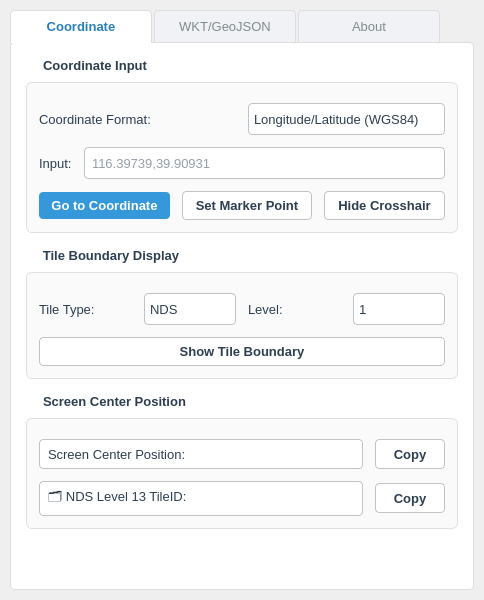
dakanggo/MxExport, file map_export_dockwidget_base.ui: the form before one commit.
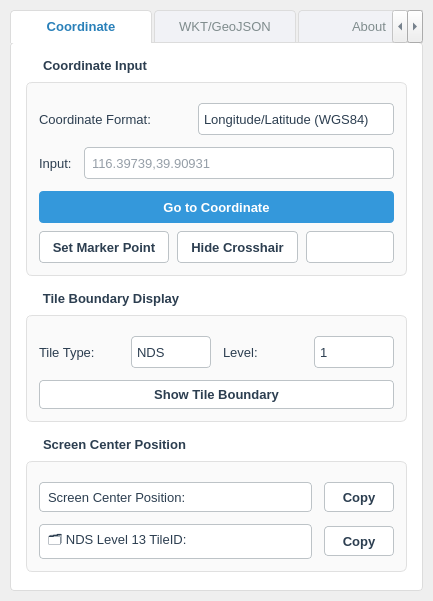
The form after the commit.

Commit message: feat: update MxExport plugin to version 2.5, adding TMS tile support, enhancing crosshair styles, and improving WKT/GeoJSON import functionality. Adjusted UI layout for better usability and ensured immediate overlay refresh on crosshair toggle.

Diff of the .ui file:
```diff
--- a/map_export_dockwidget_base.ui
+++ b/map_export_dockwidget_base.ui
@@ -13,6 +13,12 @@
   <property name="windowTitle">
    <string>MxExport</string>
   </property>
+  <property name="minimumSize">
+   <size>
+    <width>360</width>
+    <height>520</height>
+   </size>
+  </property>
   <widget class="QWidget" name="dockWidgetContents">
    <property name="styleSheet">
     <string notr="true">
@@ -236,12 +242,21 @@
             </layout>
            </item>
            <item>
-            <layout class="QHBoxLayout" name="coord_buttons_layout">
+            <layout class="QVBoxLayout" name="coord_actions_layout">
+             <property name="spacing">
+              <number>8</number>
+             </property>
              <item>
               <widget class="QPushButton" name="goto_coord_btn">
                <property name="text">
                 <string>Go to Coordinate</string>
                </property>
+               <property name="minimumSize">
+                <size>
+                 <width>0</width>
+                 <height>32</height>
+                </size>
+               </property>
                <property name="styleSheet">
                 <string notr="true">
                 QPushButton {
@@ -260,18 +275,59 @@
               </widget>
              </item>
              <item>
-              <widget class="QPushButton" name="set_point_btn">
-               <property name="text">
-                <string>Set Marker Point</string>
+              <layout class="QHBoxLayout" name="coord_buttons_layout">
+               <property name="spacing">
+                <number>8</number>
                </property>
-              </widget>
-             </item>
-             <item>
-              <widget class="QPushButton" name="show_crosshair_btn">
-               <property name="text">
-                <string>Hide Crosshair</string>
-               </property>
-              </widget>
+               <item>
+                <widget class="QPushButton" name="set_point_btn">
+                 <property name="text">
+                  <string>Set Marker Point</string>
+                 </property>
+                 <property name="minimumSize">
+                  <size>
+                   <width>0</width>
+                   <height>32</height>
+                  </size>
+                 </property>
+                </widget>
+               </item>
+               <item>
+                <widget class="QPushButton" name="show_crosshair_btn">
+                 <property name="text">
+                  <string>Hide Crosshair</string>
+                 </property>
+                 <property name="minimumSize">
+                  <size>
+                   <width>0</width>
+                   <height>32</height>
+                  </size>
+                 </property>
+                </widget>
+               </item>
+               <item>
+                <widget class="QComboBox" name="crosshair_style_combo">
+                 <property name="sizePolicy">
+                  <sizepolicy hsizetype="Fixed" vsizetype="Fixed">
+                   <horstretch>0</horstretch>
+                   <verstretch>0</verstretch>
+                  </sizepolicy>
+                 </property>
+                 <property name="minimumSize">
+                  <size>
+                   <width>88</width>
+                   <height>32</height>
+                  </size>
+                 </property>
+                 <property name="maximumSize">
+                  <size>
+                   <width>88</width>
+                   <height>32</height>
+                  </size>
+                 </property>
+                </widget>
+               </item>
+              </layout>
              </item>
             </layout>
            </item>
```
Left out of the diff: 34 changed lines with no effect on the pictures. The commit also changes 11 other files.
